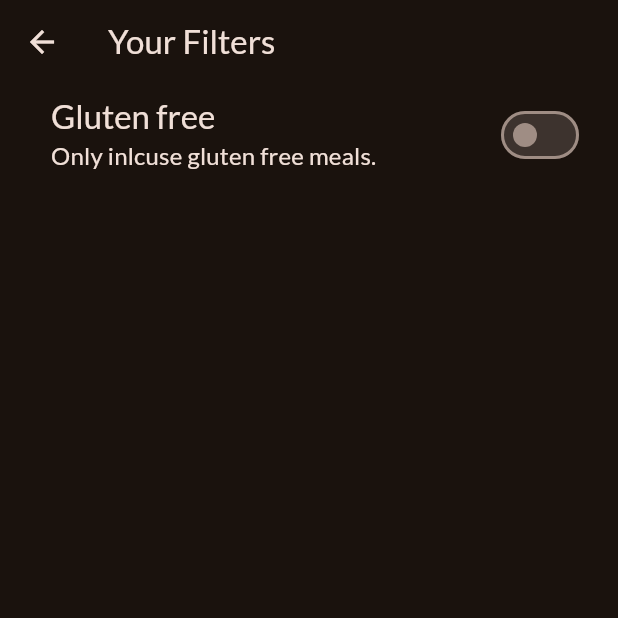
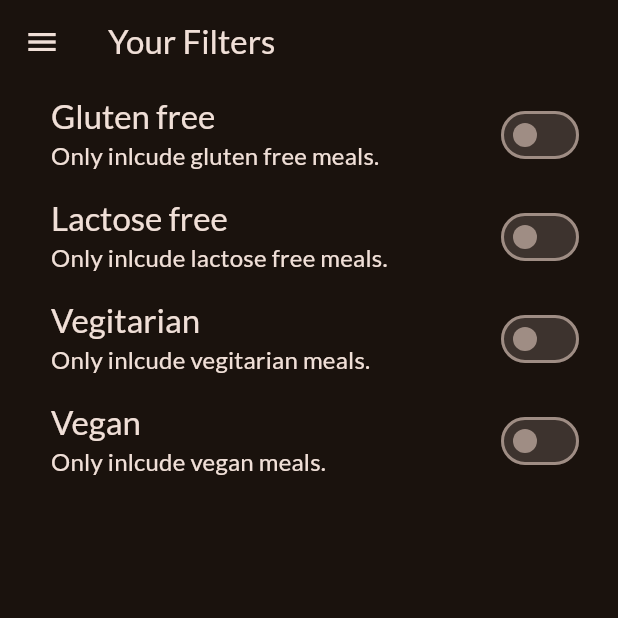
Before and after one commit to Ferskken/meal_app, a Flutter app: the FiltersScreen screen opened directly, on a phone screen of 412 x 824 dp, the top half of it. Run offline on Flutter 3.47's test engine with Material 2 defaults, Android fonts, the phone set to English and light mode, and no system bars; our stand-ins replace google_fonts, transparent_image.

Commit message:
Added vegan/lactose/vegitatian filters

```diff
--- a/lib/screens/filters.dart
+++ b/lib/screens/filters.dart
@@ -1,4 +1,6 @@
 import 'package:flutter/material.dart';
+import 'package:meal_app/screens/tabs.dart';
+import 'package:meal_app/widgets/main_drawer.dart';
 
 class FiltersScreen extends StatefulWidget {
   const FiltersScreen({super.key});
@@ -11,12 +13,27 @@ class FiltersScreen extends StatefulWidget {
 
 class _FiltersScreenState extends State<FiltersScreen> {
   var _glutenFreeFilterSet = false;
+  var _lactoseFreeFilterSet = false;
+  var _vegitatianFilterSet = false;
+  var _veganFilterSet = false;
 
   @override
   Widget build(BuildContext context) {
     return Scaffold(
       appBar: AppBar(
         title: const Text("Your Filters"),
+      ),
+      drawer: MainDrawer(
+        onSelectScreen: (identifier) {
+          Navigator.of(context).pop();
+          if (identifier == "Meals") {
+            Navigator.of(context).push(
+              MaterialPageRoute(
+                builder: (ctx) => const TabsScreen(),
+              ),
+            );
+          }
+        },
       ),
       body: Column(children: [
         SwitchListTile(
@@ -34,7 +51,79 @@ class _FiltersScreenState extends State<FiltersScreen> {
                 .copyWith(color: Theme.of(context).colorScheme.onBackground),
           ),
           subtitle: Text(
-            "Only inlcuse gluten free meals.",
+            "Only inlcude gluten free meals.",
+            style: Theme.of(context)
+                .textTheme
+                .titleMedium!
+                .copyWith(color: Theme.of(context).colorScheme.onBackground),
+          ),
+          activeColor: Theme.of(context).colorScheme.tertiary,
+          contentPadding: const EdgeInsets.only(left: 34, right: 22),
+        ),
+        SwitchListTile(
+          value: _lactoseFreeFilterSet,
+          onChanged: (isChecked) {
+            setState(() {
+              _lactoseFreeFilterSet = isChecked;
+            });
+          },
+          title: Text(
+            "Lactose free",
+            style: Theme.of(context)
+                .textTheme
+                .titleLarge!
+                .copyWith(color: Theme.of(context).colorScheme.onBackground),
+          ),
+          subtitle: Text(
+            "Only inlcude lactose free meals.",
+            style: Theme.of(context)
+                .textTheme
+                .titleMedium!
+                .copyWith(color: Theme.of(context).colorScheme.onBackground),
+          ),
+          activeColor: Theme.of(context).colorScheme.tertiary,
+          contentPadding: const EdgeInsets.only(left: 34, right: 22),
+        ),
+        SwitchListTile(
+          value: _vegitatianFilterSet,
+          onChanged: (isChecked) {
+            setState(() {
+              _vegitatianFilterSet = isChecked;
+            });
+          },
+          title: Text(
+            "Vegitarian",
+            style: Theme.of(context)
+                .textTheme
+                .titleLarge!
+                .copyWith(color: Theme.of(context).colorScheme.onBackground),
+          ),
+          subtitle: Text(
+            "Only inlcude vegitarian meals.",
+            style: Theme.of(context)
+                .textTheme
+                .titleMedium!
+                .copyWith(color: Theme.of(context).colorScheme.onBackground),
+          ),
+          activeColor: Theme.of(context).colorScheme.tertiary,
+          contentPadding: const EdgeInsets.only(left: 34, right: 22),
+        ),
+        SwitchListTile(
+          value: _veganFilterSet,
+          onChanged: (isChecked) {
+            setState(() {
+              _veganFilterSet = isChecked;
+            });
+          },
+          title: Text(
+            "Vegan",
+            style: Theme.of(context)
+                .textTheme
+                .titleLarge!
+                .copyWith(color: Theme.of(context).colorScheme.onBackground),
+          ),
+          subtitle: Text(
+            "Only inlcude vegan meals.",
             style: Theme.of(context)
                 .textTheme
                 .titleMedium!
--- a/lib/screens/tabs.dart
+++ b/lib/screens/tabs.dart
@@ -48,12 +48,10 @@ class _TabsScreenState extends State<TabsScreen> {
   }
 
   void _setScreen(String identifier) {
+    Navigator.of(context).pop();
     if (identifier == "Filters") {
-      Navigator.of(context).pop();
       Navigator.of(context)
           .push(MaterialPageRoute(builder: (ctx) => const FiltersScreen()));
-    } else {
-      Navigator.of(context).pop();
     }
   }
 
```
